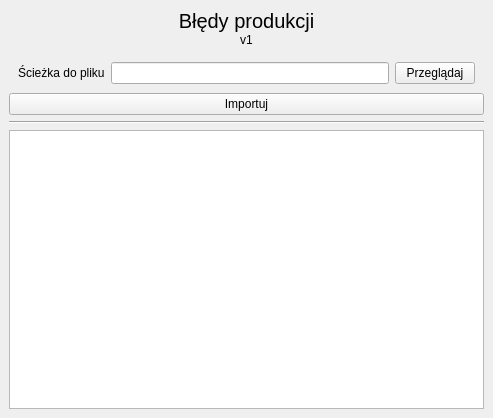
This is Forms/bledy_prod.ui in kolomir/place_v2 as Qt 5 draws it before an edit. The edited form follows.
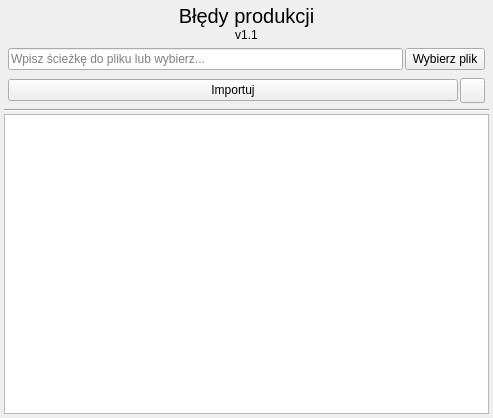
This is the edited form. Icons and pictures are not drawn.

Commit message: 06.11.2024 - Poprawiłem sposób ładfowania plików. Dodałem możliwość ładowania korekt z pliku excel.

What changed in the file:
```diff
--- a/Forms/bledy_prod.ui
+++ b/Forms/bledy_prod.ui
@@ -32,6 +32,21 @@
    <item row="0" column="0">
     <widget class="QWidget" name="widget" native="true">
      <layout class="QVBoxLayout" name="verticalLayout_3">
+      <property name="spacing">
+       <number>2</number>
+      </property>
+      <property name="leftMargin">
+       <number>4</number>
+      </property>
+      <property name="topMargin">
+       <number>4</number>
+      </property>
+      <property name="rightMargin">
+       <number>4</number>
+      </property>
+      <property name="bottomMargin">
+       <number>4</number>
+      </property>
       <item>
        <widget class="QWidget" name="widget_2" native="true">
         <layout class="QVBoxLayout" name="verticalLayout">
@@ -68,7 +83,7 @@
          <item>
           <widget class="QLabel" name="label_2">
            <property name="text">
-            <string>v1</string>
+            <string>v1.1</string>
            </property>
            <property name="alignment">
             <set>Qt::AlignCenter</set>
@@ -99,20 +114,32 @@
          <item>
           <widget class="QWidget" name="widget_3" native="true">
            <layout class="QHBoxLayout" name="horizontalLayout">
+            <property name="spacing">
+             <number>2</number>
+            </property>
+            <property name="leftMargin">
+             <number>4</number>
+            </property>
+            <property name="topMargin">
+             <number>4</number>
+            </property>
+            <property name="rightMargin">
+             <number>4</number>
+            </property>
+            <property name="bottomMargin">
+             <number>4</number>
+            </property>
             <item>
-             <widget class="QLabel" name="label_3">
-              <property name="text">
-               <string>Ścieżka do pliku</string>
+             <widget class="QLineEdit" name="ed_sciezka_dane">
+              <property name="placeholderText">
+               <string>Wpisz ścieżkę do pliku lub wybierz...</string>
               </property>
              </widget>
             </item>
-            <item>
-             <widget class="QLineEdit" name="ed_sciezka_dane"/>
-            </item>
             <item>
              <widget class="QPushButton" name="btn_przegladaj">
               <property name="text">
-               <string>Przeglądaj</string>
+               <string>Wybierz plik</string>
               </property>
              </widget>
             </item>
@@ -120,10 +147,54 @@
           </widget>
          </item>
          <item>
-          <widget class="QPushButton" name="btn_importuj">
-           <property name="text">
-            <string>Importuj</string>
-           </property>
+          <widget class="QWidget" name="widget_5" native="true">
+           <layout class="QHBoxLayout" name="horizontalLayout_2">
+            <property name="spacing">
+             <number>2</number>
+            </property>
+            <property name="leftMargin">
+             <number>4</number>
+            </property>
+            <property name="topMargin">
+             <number>4</number>
+            </property>
+            <property name="rightMargin">
+             <number>4</number>
+            </property>
+            <property name="bottomMargin">
+             <number>4</number>
+            </property>
+            <item>
+             <widget class="QPushButton" name="btn_importuj">
+              <property name="text">
+               <string>Importuj</string>
+              </property>
+             </widget>
+            </item>
+            <item>
+             <widget class="QPushButton" name="btn_szablon">
+              <property name="minimumSize">
+               <size>
+                <width>25</width>
+                <height>25</height>
+               </size>
+              </property>
+              <property name="maximumSize">
+               <size>
+                <width>25</width>
+                <height>25</height>
+               </size>
+              </property>
+              <property name="text">
+               <string/>
+              </property>
+              <property name="icon">
+               <iconset resource="../icon.qrc">
+                <normaloff>:/icon/img/svg_icons/layout.svg</normaloff>:/icon/img/svg_icons/layout.svg</iconset>
+              </property>
+             </widget>
+            </item>
+           </layout>
           </widget>
          </item>
         </layout>
```
Left out of the diff: 4 changed lines with no effect on the pictures. The commit also changes 36 other files.
